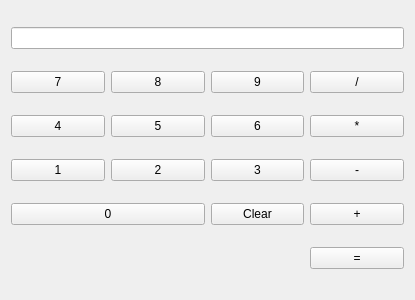
The window that QtCalc/calculator.ui (tnakaicode/OCCProject) describes before a commit, drawn with Qt 5.
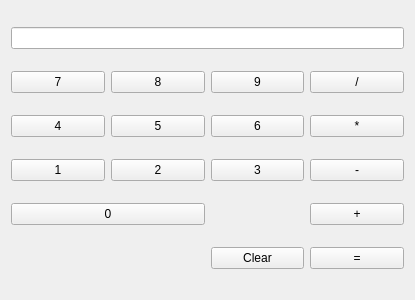
The same window after the commit.

Patch:
```diff
--- a/QtCalc/calculator.ui
+++ b/QtCalc/calculator.ui
@@ -115,13 +115,6 @@
      </property>
     </widget>
    </item>
-   <item row="4" column="2">
-    <widget class="QPushButton" name="buttonClear">
-     <property name="text">
-      <string>Clear</string>
-     </property>
-    </widget>
-   </item>
    <item row="4" column="3">
     <widget class="QPushButton" name="buttonAdd">
      <property name="text">
@@ -136,6 +129,13 @@
      </property>
     </widget>
    </item>
+   <item row="5" column="2">
+    <widget class="QPushButton" name="buttonClear">
+     <property name="text">
+      <string>Clear</string>
+     </property>
+    </widget>
+   </item>
   </layout>
  </widget>
  <resources/>
```
